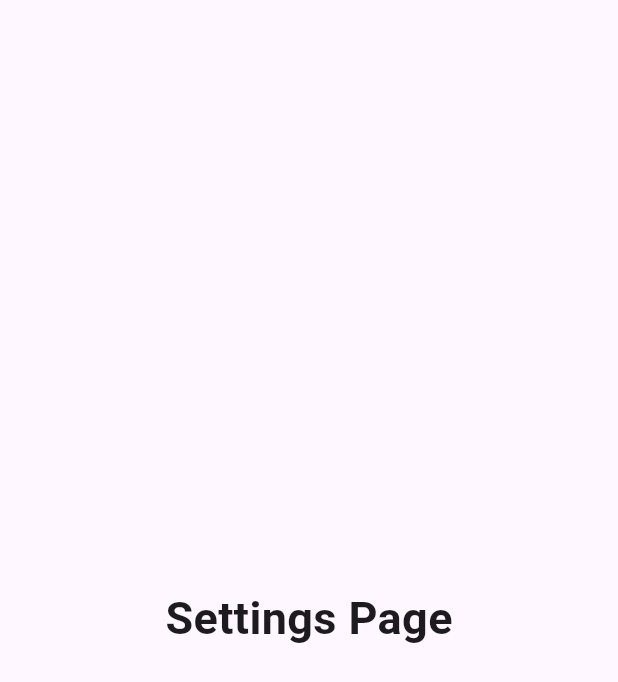
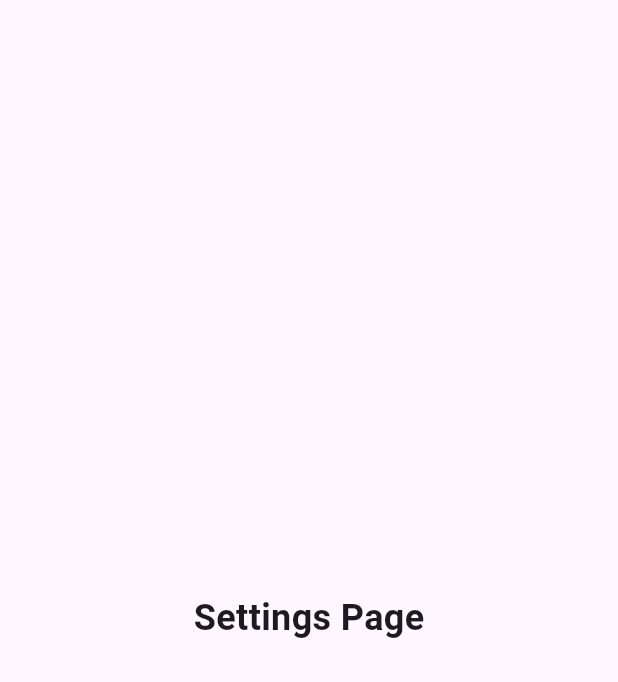
Before and after one commit to PratickBaraik/Flutter-Development-Journey, a Flutter app: the SettingsPage screen opened directly, on a phone screen of 412 x 824 dp. Shown: the top 682 px of the screen. Run offline on Flutter 3.47's test engine with Material 3 defaults, Android fonts, the light colour scheme and no system bars.

Commit message:
completed the flutter demo 8 project and exploring more

```diff
--- a/flutter_demo8/lib/main.dart
+++ b/flutter_demo8/lib/main.dart
@@ -15,6 +15,28 @@ class MyApp extends StatefulWidget {
 }
 
 class _MyAppState extends State<MyApp> {
+
+  //keeps track of the current page to display
+  int _selectedIndex = 0;
+
+  //method which updates the index of pages
+  void _navBottomBar(int index) {
+    setState(() {
+      _selectedIndex = index;
+    });
+  }
+
+  final List _pages = [
+    //home
+    HomePage(),
+
+    //profile
+    ProfilePage(),
+
+    //settings
+    SettingsPage()
+  ];
+
   @override
   Widget build(BuildContext context) {
     return MaterialApp(
@@ -61,9 +83,12 @@ class _MyAppState extends State<MyApp> {
           backgroundColor: Colors.amber[700],
         ),
 
-
+        body: _pages[_selectedIndex],
 
         bottomNavigationBar: BottomNavigationBar(
+          currentIndex: _selectedIndex,
+          onTap: _navBottomBar,
+
           items: const [
             //home
             BottomNavigationBarItem(
--- a/flutter_demo8/lib/pages/home.dart
+++ b/flutter_demo8/lib/pages/home.dart
@@ -10,7 +10,7 @@ class HomePage extends StatelessWidget {
         child:Text(
           'Home Page',
           style: TextStyle(
-            fontSize: 30,
+            fontSize: 24,
             fontWeight: FontWeight.bold,
           ),
         ),
--- a/flutter_demo8/lib/pages/profile.dart
+++ b/flutter_demo8/lib/pages/profile.dart
@@ -10,7 +10,7 @@ class ProfilePage extends StatelessWidget {
         child:Text(
           'Profile Page',
           style: TextStyle(
-            fontSize: 30,
+            fontSize: 24,
             fontWeight: FontWeight.bold,
           ),
         ),
--- a/flutter_demo8/lib/pages/settings.dart
+++ b/flutter_demo8/lib/pages/settings.dart
@@ -10,7 +10,7 @@ class SettingsPage extends StatelessWidget {
         child:Text(
           'Settings Page',
           style: TextStyle(
-            fontSize: 30,
+            fontSize: 24,
             fontWeight: FontWeight.bold,
           ),
         ),
```
